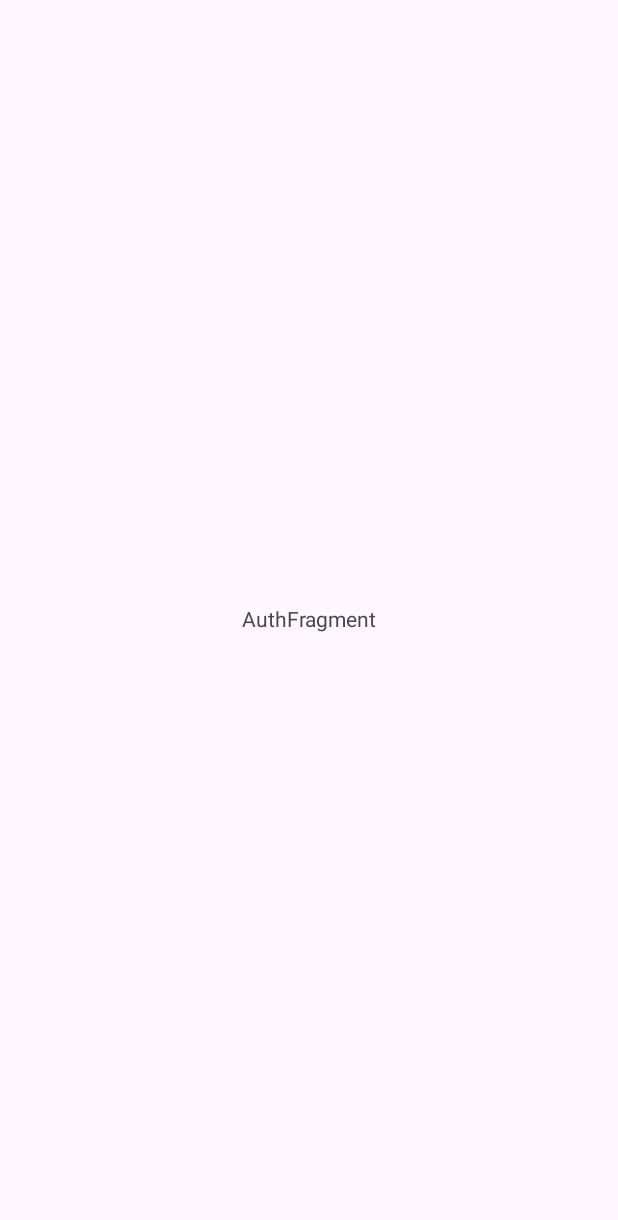
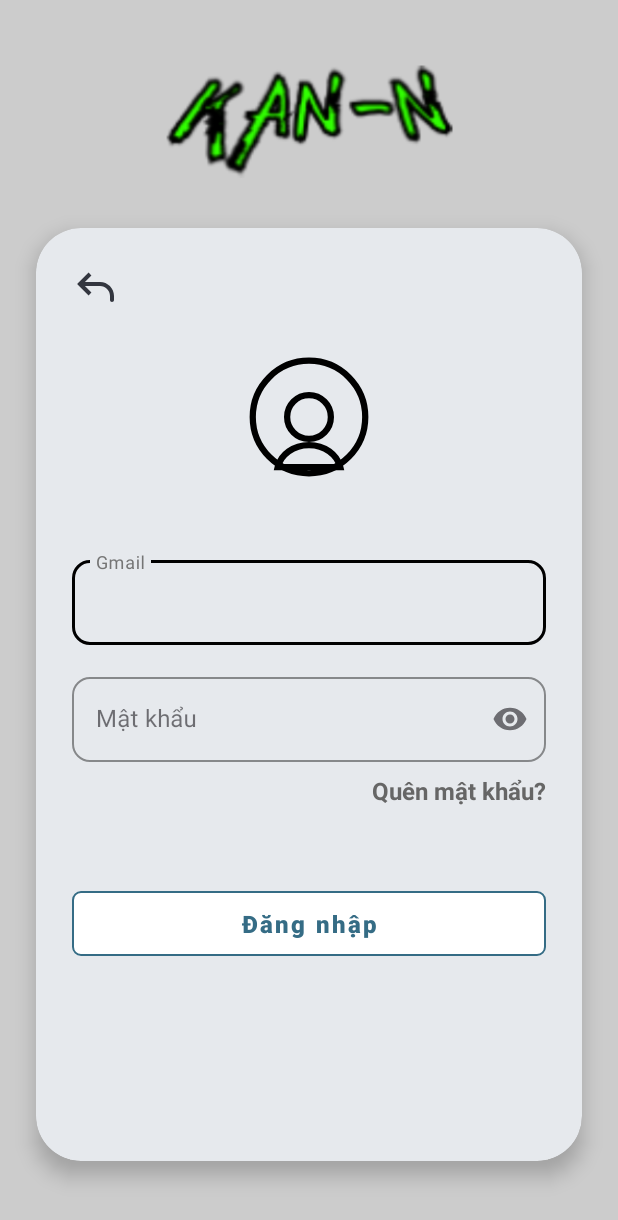
Before and after one commit to SyleinIfinity/kan-n, an Android app: the AuthFragment screen opened directly, with no data from a screen before it, on a phone screen of 412 x 824 dp. Before the commit the part shown is almost empty. Shown: the top 1220 px of the screen. Run offline under Robolectric (Android 15) with nearby library versions, the phone set to English and light mode, and no system bars.

Commit message:
dangnhap, ic_nguoidung, update theme.xml

```diff
--- /dev/null
+++ b/app/src/main/res/drawable/ic_nguoi_dung.xml
@@ -0,0 +1,21 @@
+<vector xmlns:android="http://schemas.android.com/apk/res/android"
+    android:width="100dp"
+    android:height="100dp"
+    android:viewportWidth="24"
+    android:viewportHeight="24">
+    <path
+        android:fillColor="#00000000"
+        android:strokeColor="#000000"
+        android:strokeWidth="1"
+        android:pathData="M12,12m-9,0a9,9 0,1 1,18 0a9,9 0,1 1,-18 0" />
+    <path
+        android:fillColor="#00000000"
+        android:strokeColor="#000000"
+        android:strokeWidth="1"
+        android:pathData="M12,12m-3.5,0a3.5,3.5 0,1 1,7 0a3.5,3.5 0,1 1,-7 0" />
+    <path
+        android:fillColor="#00000000"
+        android:strokeColor="#000000"
+        android:strokeWidth="1"
+        android:pathData="M12,16.5c-2.5,0 -4.5,1.5 -5,3.5h10c-0.5,-2 -2.5,-3.5 -5,-3.5z" />
+</vector>
--- a/app/src/main/res/layout/fragment_trang_dangnhap.xml
+++ b/app/src/main/res/layout/fragment_trang_dangnhap.xml
@@ -5,16 +5,122 @@
     android:id="@+id/auth"
     android:layout_width="match_parent"
     android:layout_height="match_parent"
+    android:background="#CCCCCC"
     tools:context=".ui.auth.AuthFragment">
 
-    <TextView
-        android:id="@+id/message"
-        android:layout_width="wrap_content"
-        android:layout_height="wrap_content"
-        android:text="AuthFragment"
-        app:layout_constraintBottom_toBottomOf="parent"
+    <ImageView
+        android:id="@+id/anh_logo"
+        android:layout_width="200dp"
+        android:layout_height="80dp"
+        android:layout_marginTop="40dp"
+        android:contentDescription="Logo Kan-n"
+        android:src="@drawable/logo"
         app:layout_constraintEnd_toEndOf="parent"
         app:layout_constraintStart_toStartOf="parent"
         app:layout_constraintTop_toTopOf="parent" />
 
+    <androidx.cardview.widget.CardView
+        android:layout_width="match_parent"
+        android:layout_height="0dp"
+        android:layout_marginHorizontal="24dp"
+        android:layout_marginTop="32dp"
+        android:layout_marginBottom="50dp"
+        app:cardBackgroundColor="#E6E9ED"
+        app:cardCornerRadius="30dp"
+        app:cardElevation="8dp"
+        app:layout_constraintBottom_toBottomOf="parent"
+        app:layout_constraintEnd_toEndOf="parent"
+        app:layout_constraintStart_toStartOf="parent"
+        app:layout_constraintTop_toBottomOf="@id/anh_logo">
+
+        <androidx.constraintlayout.widget.ConstraintLayout
+            android:layout_width="match_parent"
+            android:layout_height="match_parent"
+            android:padding="24dp">
+
+            <ImageView
+                android:id="@+id/nut_quay_lai"
+                android:layout_width="32dp"
+                android:layout_height="32dp"
+                android:contentDescription="Quay lại"
+                android:src="@drawable/ic_quaylai_v1"
+                app:layout_constraintStart_toStartOf="parent"
+                app:layout_constraintTop_toTopOf="parent" />
+
+            <ImageView
+                android:id="@+id/anh_dai_dien"
+                android:layout_width="100dp"
+                android:layout_height="100dp"
+                android:layout_marginTop="20dp"
+                android:contentDescription="Avatar người dùng"
+                android:src="@drawable/ic_nguoi_dung"
+                app:layout_constraintEnd_toEndOf="parent"
+                app:layout_constraintStart_toStartOf="parent"
+                app:layout_constraintTop_toBottomOf="@id/nut_quay_lai" />
+
+            <com.google.android.material.textfield.TextInputLayout
+                android:id="@+id/khung_nhap_gmail"
+                style="@style/Style.Input.Kann"
+                android:layout_width="match_parent"
+                android:layout_height="wrap_content"
+                android:layout_marginTop="40dp"
+                android:hint="Gmail"
+                app:layout_constraintEnd_toEndOf="parent"
+                app:layout_constraintStart_toStartOf="parent"
+                app:layout_constraintTop_toBottomOf="@id/anh_dai_dien">
+
+                <com.google.android.material.textfield.TextInputEditText
+                    android:id="@+id/nhap_gmail"
+                    android:layout_width="match_parent"
+                    android:layout_height="wrap_content"
+                    android:inputType="textEmailAddress"
+                    android:textColor="#000000" />
+            </com.google.android.material.textfield.TextInputLayout>
+
+            <com.google.android.material.textfield.TextInputLayout
+                android:id="@+id/khung_nhap_mat_khau"
+                style="@style/Style.Input.Kann"
+                android:layout_width="match_parent"
+                android:layout_height="wrap_content"
+                android:layout_marginTop="16dp"
+                android:hint="Mật khẩu"
+                app:endIconMode="password_toggle"
+                app:layout_constraintEnd_toEndOf="parent"
+                app:layout_constraintStart_toStartOf="parent"
+                app:layout_constraintTop_toBottomOf="@id/khung_nhap_gmail">
+
+                <com.google.android.material.textfield.TextInputEditText
+                    android:id="@+id/nhap_mat_khau"
+                    android:layout_width="match_parent"
+                    android:layout_height="wrap_content"
+                    android:inputType="textPassword"
+                    android:textColor="#000000" />
+            </com.google.android.material.textfield.TextInputLayout>
+
+            <TextView
+                android:id="@+id/text_quen_mat_khau"
+                android:layout_width="wrap_content"
+                android:layout_height="wrap_content"
+                android:layout_marginTop="8dp"
+                android:text="Quên mật khẩu?"
+                android:textColor="#666666"
+                android:textSize="16sp"
+                android:textStyle="bold"
+                app:layout_constraintEnd_toEndOf="parent"
+                app:layout_constraintTop_toBottomOf="@id/khung_nhap_mat_khau" />
+
+            <com.google.android.material.button.MaterialButton
+                android:id="@+id/nut_dang_nhap"
+                style="@style/Style.Button.Kann"
+                android:layout_width="match_parent"
+                android:layout_height="55dp"
+                android:layout_marginTop="50dp"
+                android:text="Đăng nhập"
+                app:layout_constraintEnd_toEndOf="parent"
+                app:layout_constraintStart_toStartOf="parent"
+                app:layout_constraintTop_toBottomOf="@id/text_quen_mat_khau" />
+
+        </androidx.constraintlayout.widget.ConstraintLayout>
+    </androidx.cardview.widget.CardView>
+
 </androidx.constraintlayout.widget.ConstraintLayout>
--- a/app/src/main/res/values/themes.xml
+++ b/app/src/main/res/values/themes.xml
@@ -14,4 +14,20 @@
         <item name="cornerSizeBottomLeft">0dp</item>
         <item name="cornerSizeBottomRight">@dimen/cardview_default_radius</item>
     </style>
+    <style name="Style.Input.Kann" parent="Widget.MaterialComponents.TextInputLayout.OutlinedBox">
+        <item name="boxCornerRadiusTopStart">12dp</item>
+        <item name="boxCornerRadiusTopEnd">12dp</item>
+        <item name="boxCornerRadiusBottomStart">12dp</item>
+        <item name="boxCornerRadiusBottomEnd">12dp</item>
+        <item name="boxStrokeColor">#000000</item> <item name="boxStrokeWidth">1.5dp</item>
+        <item name="hintTextColor">#757575</item>
+    </style>
+
+    <style name="Style.Button.Kann" parent="Widget.MaterialComponents.Button.OutlinedButton">
+        <item name="cornerRadius">6dp</item>
+        <item name="strokeColor">#356C85</item> <item name="strokeWidth">1.5dp</item>
+        <item name="android:textColor">#356C85</item> <item name="backgroundTint">@color/white</item>
+        <item name="android:textAllCaps">false</item> <item name="android:textSize">16sp</item>
+        <item name="android:textStyle">bold</item>
+    </style>
 </resources>
```
